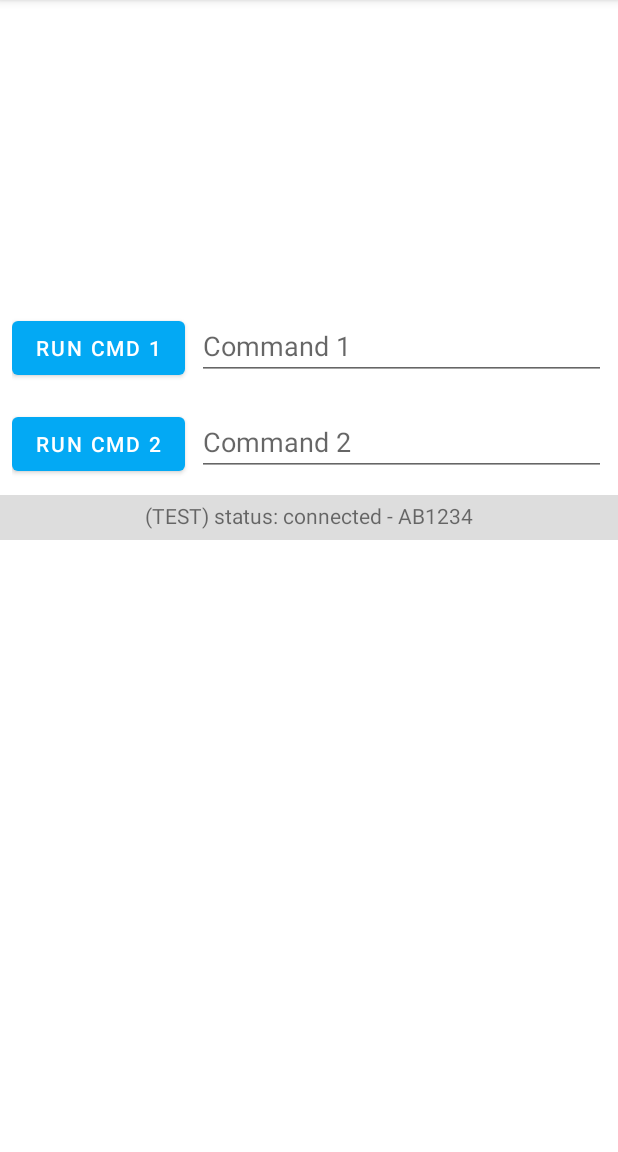
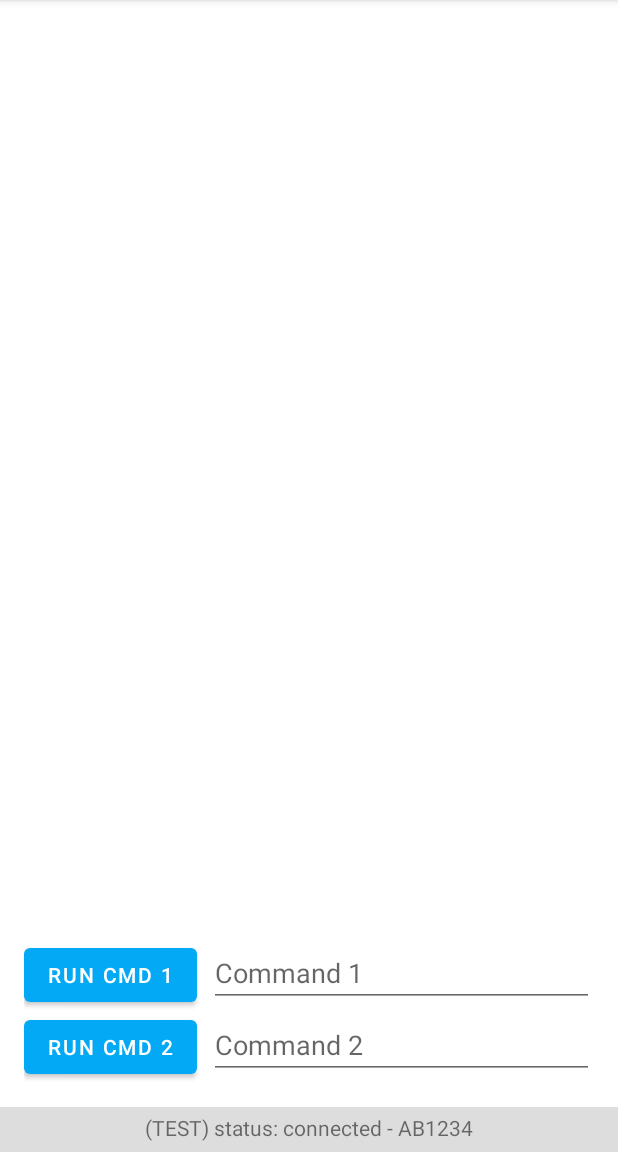
Before and after one commit to Lauritz-Tieste/MyTerminal, an Android app: the screen it shows after launch (MainActivity), after a tap on "RUN CMD 1", on a phone screen of 412 x 824 dp, the part 84-1236 px from its top. Run offline under Robolectric (Android 15) with nearby library versions, the phone set to English and light mode, and no system bars.

Commit message:
new layout

```diff
--- a/app/src/main/res/layout/activity_main.xml
+++ b/app/src/main/res/layout/activity_main.xml
@@ -1,5 +1,6 @@
 <?xml version="1.0" encoding="utf-8"?>
-<LinearLayout xmlns:android="http://schemas.android.com/apk/res/android"
+<androidx.constraintlayout.widget.ConstraintLayout xmlns:android="http://schemas.android.com/apk/res/android"
+    xmlns:app="http://schemas.android.com/apk/res-auto"
     xmlns:tools="http://schemas.android.com/tools"
     android:layout_width="match_parent"
     android:layout_height="match_parent"
@@ -9,8 +10,13 @@
     <androidx.recyclerview.widget.RecyclerView
         android:id="@+id/log_recycler_view"
         android:layout_width="match_parent"
-        android:layout_height="200dp"
-        android:padding="8dp"
+        android:layout_height="0dp"
+        android:paddingTop="8dp"
+        android:paddingStart="16dp"
+        android:paddingEnd="16dp"
+        app:layout_constraintBottom_toTopOf="@+id/control"
+        app:layout_constraintEnd_toEndOf="parent"
+        app:layout_constraintTop_toTopOf="parent"
         tools:itemCount="50"
         tools:listitem="@layout/console_item" />
 
@@ -18,14 +24,16 @@
     <LinearLayout
         android:id="@+id/control"
         android:layout_width="match_parent"
-        android:layout_height="130dp"
-        android:orientation="vertical">
+        android:layout_height="wrap_content"
+        android:orientation="vertical"
+        android:padding="16dp"
+        app:layout_constraintBottom_toTopOf="@+id/status_bar"
+        app:layout_constraintEnd_toEndOf="parent">
 
         <LinearLayout
             android:layout_width="match_parent"
             android:layout_height="wrap_content"
-            android:orientation="horizontal"
-            android:padding="8dp">
+            android:orientation="horizontal">
 
             <Button
                 android:id="@+id/btn_1"
@@ -39,16 +47,15 @@
                 android:layout_width="match_parent"
                 android:layout_height="wrap_content"
                 android:hint="@string/cmd_1_et_hint"
-                android:inputType="text"
-                android:importantForAutofill="no" />
+                android:importantForAutofill="no"
+                android:inputType="text" />
 
         </LinearLayout>
 
         <LinearLayout
             android:layout_width="match_parent"
             android:layout_height="wrap_content"
-            android:orientation="horizontal"
-            android:padding="8dp">
+            android:orientation="horizontal">
 
             <Button
                 android:id="@+id/btn_2"
@@ -62,8 +69,8 @@
                 android:layout_width="match_parent"
                 android:layout_height="wrap_content"
                 android:hint="@string/cmd_2_et_hint"
-                android:inputType="text"
-                android:importantForAutofill="no" />
+                android:importantForAutofill="no"
+                android:inputType="text" />
 
         </LinearLayout>
 
@@ -77,7 +84,10 @@
         android:background="@color/status_bar_bg"
         android:gravity="center"
         android:orientation="vertical"
-        android:padding="4dp">
+        android:padding="4dp"
+        app:layout_constraintBottom_toBottomOf="parent"
+        app:layout_constraintEnd_toEndOf="parent"
+        app:layout_constraintStart_toStartOf="parent">
 
         <TextView
             android:layout_width="wrap_content"
@@ -86,4 +96,4 @@
     </LinearLayout>
 
 
-</LinearLayout>
+</androidx.constraintlayout.widget.ConstraintLayout>
```
